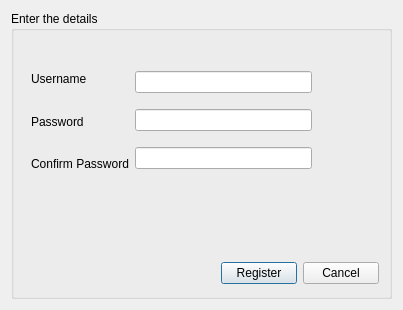
The window that newaccount.ui (sreecodeslayer/RDBMS-Mini-Project) describes before a commit, drawn with Qt 5.
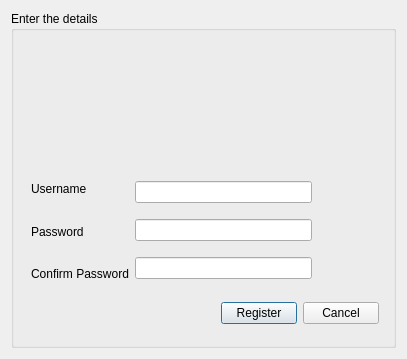
The same window after the commit. Icons and pictures are not drawn.

Patch:
```diff
--- a/newaccount.ui
+++ b/newaccount.ui
@@ -2,14 +2,23 @@
 <ui version="4.0">
  <class>NewAccount</class>
  <widget class="QDialog" name="NewAccount">
+  <property name="enabled">
+   <bool>true</bool>
+  </property>
   <property name="geometry">
    <rect>
     <x>0</x>
     <y>0</y>
-    <width>403</width>
-    <height>310</height>
+    <width>407</width>
+    <height>359</height>
    </rect>
   </property>
+  <property name="sizePolicy">
+   <sizepolicy hsizetype="Fixed" vsizetype="Fixed">
+    <horstretch>0</horstretch>
+    <verstretch>0</verstretch>
+   </sizepolicy>
+  </property>
   <property name="windowTitle">
    <string>Dialog</string>
   </property>
@@ -22,14 +31,20 @@
     <layout class="QHBoxLayout" name="horizontalLayout_3">
      <item>
       <widget class="QGroupBox" name="groupBox">
+       <property name="enabled">
+        <bool>true</bool>
+       </property>
        <property name="title">
         <string>Enter the details</string>
        </property>
        <widget class="QWidget" name="layoutWidget">
+        <property name="enabled">
+         <bool>true</bool>
+        </property>
         <property name="geometry">
          <rect>
           <x>20</x>
-          <y>50</y>
+          <y>160</y>
           <width>281</width>
           <height>121</height>
          </rect>
@@ -39,6 +54,9 @@
           <layout class="QVBoxLayout" name="verticalLayout_4">
            <item>
             <widget class="QLabel" name="label">
+             <property name="enabled">
+              <bool>true</bool>
+             </property>
              <property name="text">
               <string>Username</string>
              </property>
@@ -49,6 +67,9 @@
            </item>
            <item>
             <widget class="QLabel" name="label_2">
+             <property name="enabled">
+              <bool>true</bool>
+             </property>
              <property name="text">
               <string>Password</string>
              </property>
@@ -59,6 +80,9 @@
            </item>
            <item>
             <widget class="QLabel" name="label_3">
+             <property name="enabled">
+              <bool>true</bool>
+             </property>
              <property name="text">
               <string>Confirm Password</string>
              </property>
@@ -72,10 +96,17 @@
          <item>
           <layout class="QVBoxLayout" name="verticalLayout">
            <item>
-            <widget class="QLineEdit" name="Username_Reg"/>
+            <widget class="QLineEdit" name="Username_Reg">
+             <property name="enabled">
+              <bool>true</bool>
+             </property>
+            </widget>
            </item>
            <item>
             <widget class="QLineEdit" name="Password_Reg">
+             <property name="enabled">
+              <bool>true</bool>
+             </property>
              <property name="echoMode">
               <enum>QLineEdit::Password</enum>
              </property>
@@ -83,6 +114,9 @@
            </item>
            <item>
             <widget class="QLineEdit" name="ConfirmPass_Reg">
+             <property name="enabled">
+              <bool>true</bool>
+             </property>
              <property name="echoMode">
               <enum>QLineEdit::Password</enum>
              </property>
@@ -93,10 +127,13 @@
         </layout>
        </widget>
        <widget class="QWidget" name="layoutWidget">
+        <property name="enabled">
+         <bool>true</bool>
+        </property>
         <property name="geometry">
          <rect>
           <x>210</x>
-          <y>250</y>
+          <y>290</y>
           <width>158</width>
           <height>25</height>
          </rect>
@@ -104,6 +141,9 @@
         <layout class="QHBoxLayout" name="horizontalLayout_2">
          <item>
           <widget class="QPushButton" name="Register_Button">
+           <property name="enabled">
+            <bool>true</bool>
+           </property>
            <property name="text">
             <string>Register</string>
            </property>
@@ -111,6 +151,9 @@
          </item>
          <item>
           <widget class="QPushButton" name="Cancel_Button">
+           <property name="enabled">
+            <bool>true</bool>
+           </property>
            <property name="text">
             <string>Cancel</string>
            </property>
@@ -119,6 +162,9 @@
         </layout>
        </widget>
        <widget class="QLabel" name="re_confirm">
+        <property name="enabled">
+         <bool>true</bool>
+        </property>
         <property name="geometry">
          <rect>
           <x>110</x>
@@ -131,6 +177,22 @@
          <string/>
         </property>
        </widget>
+       <widget class="QLabel" name="label_4">
+        <property name="geometry">
+         <rect>
+          <x>130</x>
+          <y>30</y>
+          <width>121</width>
+          <height>121</height>
+         </rect>
+        </property>
+        <property name="text">
+         <string/>
+        </property>
+        <property name="pixmap">
+         <pixmap resource="Resources/Bg-Images/UI-images.qrc">:/new/prefix1/account_and_control.png</pixmap>
+        </property>
+       </widget>
       </widget>
      </item>
     </layout>
```
Left out of the diff: 25 changed lines with no effect on the pictures.
